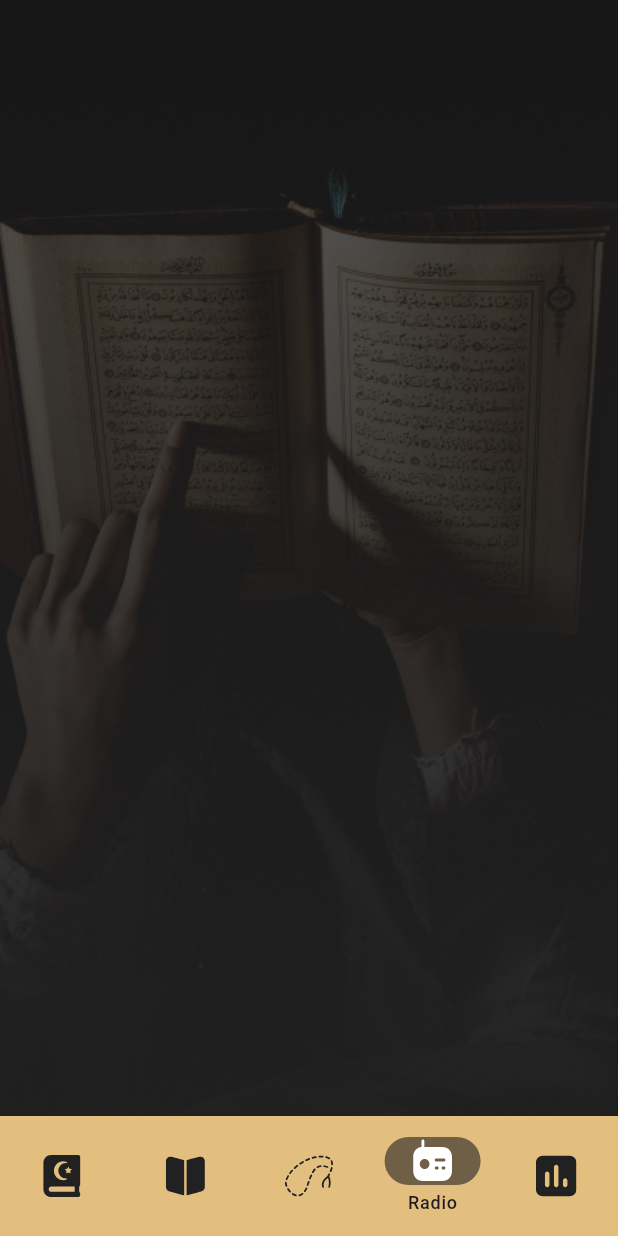
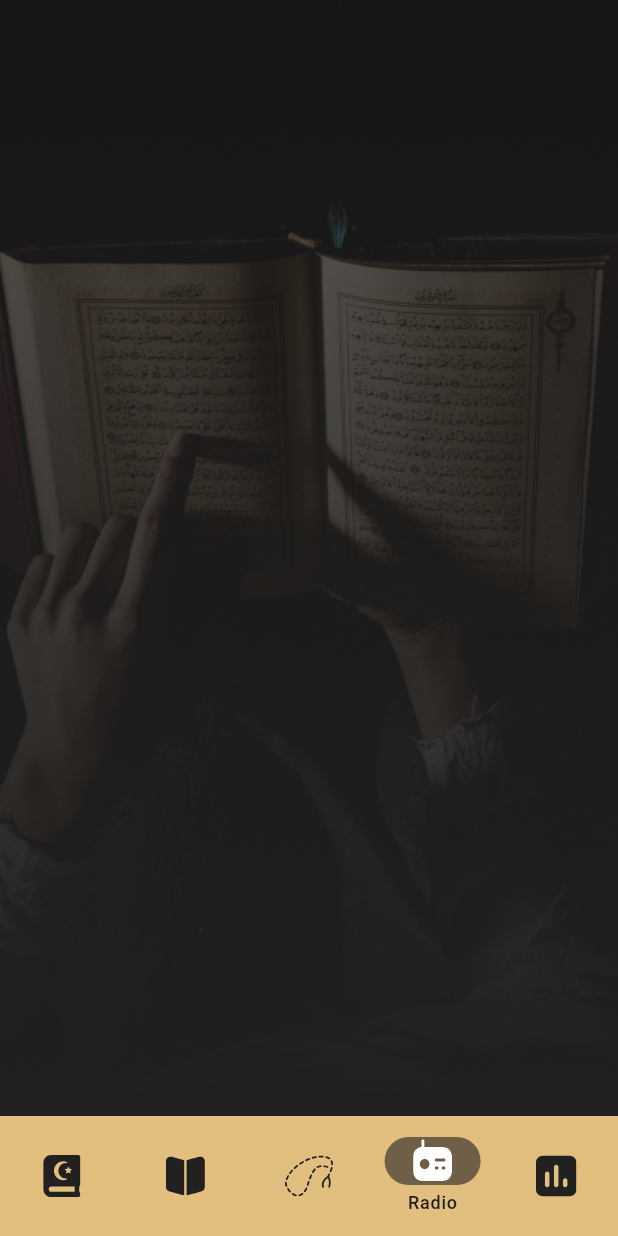
Before and after one commit to huisseen2230-gif/Islami-c13, a Flutter app: the screen it shows after launch, item 4 of the bottom bar chosen, on a phone screen of 412 x 824 dp. Run offline on Flutter 3.47's test engine with Material 3 defaults, Android fonts, the phone set to English and light mode, and no system bars; our stand-ins replace flutter_svg, shared_preferences; project files that could hold a hidden picture were left out.

Commit message:
+ added fill to radioTab & timeTab

```diff
--- a/lib/ui/home/tabs/RadioTab.dart
+++ b/lib/ui/home/tabs/RadioTab.dart
@@ -10,7 +10,7 @@ class RadioTab extends StatelessWidget {
       decoration: BoxDecoration(
         image: DecorationImage(
             image: AssetImage(AssetsManager.radioBack),
-            fit: BoxFit.fitWidth
+            fit: BoxFit.fill
         ),
       ),
     );
--- a/lib/ui/home/tabs/TimeTab.dart
+++ b/lib/ui/home/tabs/TimeTab.dart
@@ -10,7 +10,7 @@ class TimeTab extends StatelessWidget {
       decoration: BoxDecoration(
         image: DecorationImage(
             image: AssetImage(AssetsManager.timeBack),
-            fit: BoxFit.fitWidth,
+            fit: BoxFit.fill,
         ),
       ),
     );
```
